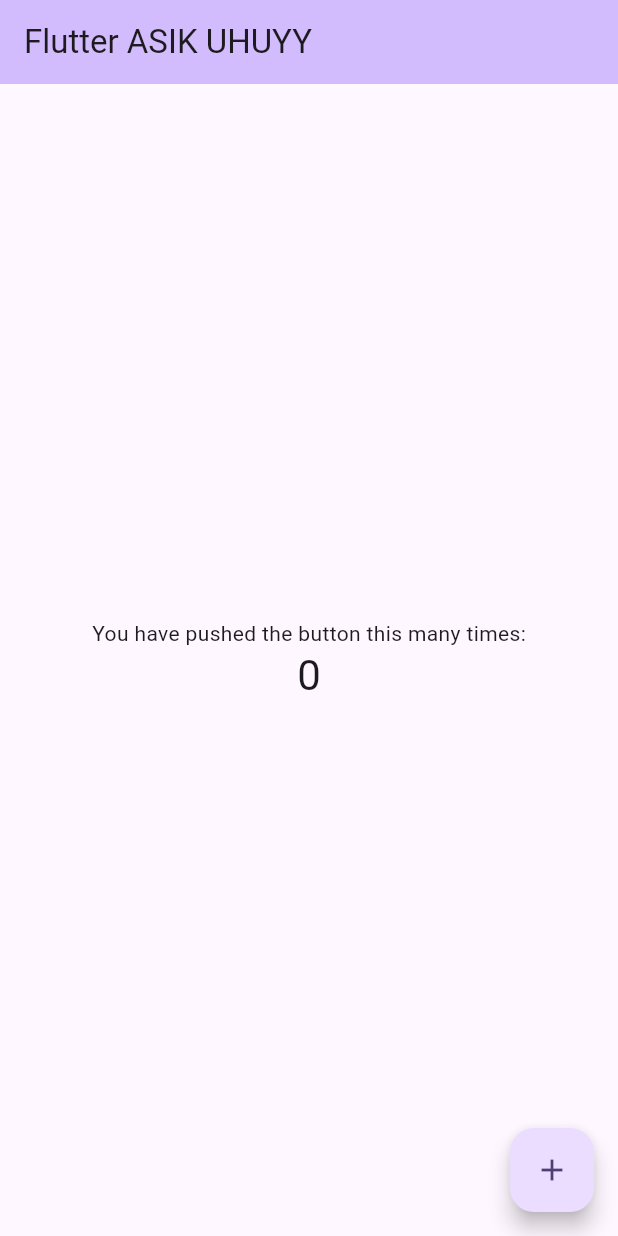
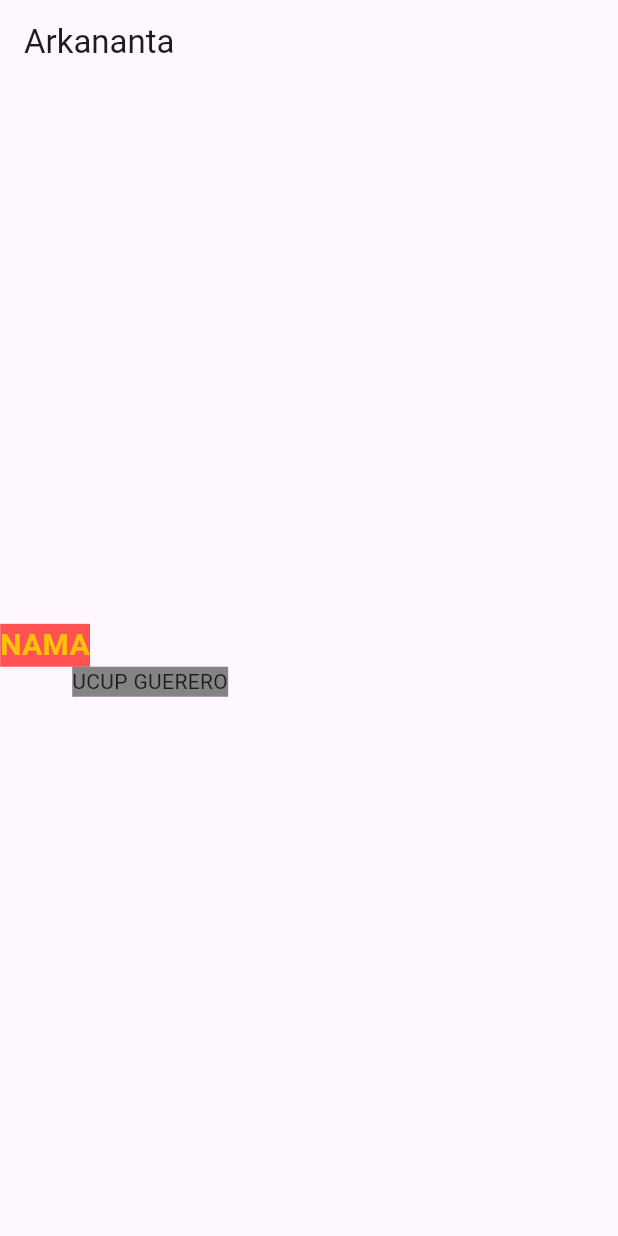
Before and after one commit to arkaa29/flutter_profile_card, a Flutter app: the screen it shows after launch, on a phone screen of 412 x 824 dp. Run offline on Flutter 3.47's test engine with Material 3 defaults, Android fonts, the phone set to English and light mode, and no system bars; Roboto replaces fonts that are missing (Poppins).

Commit message:
belajar widget text

```diff
--- a/lib/main.dart
+++ b/lib/main.dart
@@ -1,123 +1,6 @@
 import 'package:flutter/material.dart';
+import 'package:flutter_application_1/profile.dart';
 
 void main() {
-  runApp(const MyApp());
+  runApp(ProfileCard());
 }
-
-class MyApp extends StatelessWidget {
-  const MyApp({super.key});
-
-  // This widget is the root of your application.
-  @override
-  Widget build(BuildContext context) {
-    return MaterialApp(
-      title: 'Flutter Demo',
-      theme: ThemeData(
-        // This is the theme of your application.
-        //
-        // TRY THIS: Try running your application with "flutter run". You'll see
-        // the application has a purple toolbar. Then, without quitting the app,
-        // try changing the seedColor in the colorScheme below to Colors.green
-        // and then invoke "hot reload" (save your changes or press the "hot
-        // reload" button in a Flutter-supported IDE, or press "r" if you used
-        // the command line to start the app).
-        //
-        // Notice that the counter didn't reset back to zero; the application
-        // state is not lost during the reload. To reset the state, use hot
-        // restart instead.
-        //
-        // This works for code too, not just values: Most code changes can be
-        // tested with just a hot reload.
-        colorScheme: ColorScheme.fromSeed(seedColor: Colors.deepPurple),
-      ),
-      home: const MyHomePage(title: 'Flutter ASIK UHUYY'),
-      debugShowCheckedModeBanner: false,
-    );
-  }
-}
-
-class MyHomePage extends StatefulWidget {
-  const MyHomePage({super.key, required this.title});
-
-  // This widget is the home page of your application. It is stateful, meaning
-  // that it has a State object (defined below) that contains fields that affect
-  // how it looks.
-
-  // This class is the configuration for the state. It holds the values (in this
-  // case the title) provided by the parent (in this case the App widget) and
-  // used by the build method of the State. Fields in a Widget subclass are
-  // always marked "final".
-
-  final String title;
-
-  @override
-  State<MyHomePage> createState() => _MyHomePageState();
-}
-
-class _MyHomePageState extends State<MyHomePage> {
-  int _counter = 0;
-
-  void _incrementCounter() {
-    setState(() {
-      // This call to setState tells the Flutter framework that something has
-      // changed in this State, which causes it to rerun the build method below
-      // so that the display can reflect the updated values. If we changed
-      // _counter without calling setState(), then the build method would not be
-      // called again, and so nothing would appear to happen.
-      _counter++;
-    });
-  }
-
-  @override
-  Widget build(BuildContext context) {
-    // This method is rerun every time setState is called, for instance as done
-    // by the _incrementCounter method above.
-    //
-    // The Flutter framework has been optimized to make rerunning build methods
-    // fast, so that you can just rebuild anything that needs updating rather
-    // than having to individually change instances of widgets.
-    return Scaffold(
-      appBar: AppBar(
-        // TRY THIS: Try changing the color here to a specific color (to
-        // Colors.amber, perhaps?) and trigger a hot reload to see the AppBar
-        // change color while the other colors stay the same.
-        backgroundColor: Theme.of(context).colorScheme.inversePrimary,
-        // Here we take the value from the MyHomePage object that was created by
-        // the App.build method, and use it to set our appbar title.
-        title: Text(widget.title),
-      ),
-      body: Center(
-        // Center is a layout widget. It takes a single child and positions it
-        // in the middle of the parent.
-        child: Column(
-          // Column is also a layout widget. It takes a list of children and
-          // arranges them vertically. By default, it sizes itself to fit its
-          // children horizontally, and tries to be as tall as its parent.
-          //
-          // Column has various properties to control how it sizes itself and
-          // how it positions its children. Here we use mainAxisAlignment to
-          // center the children vertically; the main axis here is the vertical
-          // axis because Columns are vertical (the cross axis would be
-          // horizontal).
-          //
-          // TRY THIS: Invoke "debug painting" (choose the "Toggle Debug Paint"
-          // action in the IDE, or press "p" in the console), to see the
-          // wireframe for each widget.
-          mainAxisAlignment: MainAxisAlignment.center,
-          children: <Widget>[
-            const Text('You have pushed the button this many times:'),
-            Text(
-              '$_counter',
-              style: Theme.of(context).textTheme.headlineMedium,
-            ),
-          ],
-        ),
-      ),
-      floatingActionButton: FloatingActionButton(
-        onPressed: _incrementCounter,
-        tooltip: 'Increment',
-        child: const Icon(Icons.add),
-      ), // This trailing comma makes auto-formatting nicer for build methods.
-    );
-  }
-}
--- /dev/null
+++ b/lib/profile.dart
@@ -0,0 +1,54 @@
+import 'package:flutter/material.dart';
+
+class ProfileCard extends StatelessWidget {
+  const ProfileCard({super.key});
+
+  @override
+  Widget build(BuildContext context) {
+    return MaterialApp(
+      home: Scaffold(
+        appBar: AppBar(
+          title: Text('Arkananta'),
+        ),
+        /**
+         * ROW dan COLUM BISA MEMILIKI BANYAK WIDGET
+         * ROW ITU KE SAMPING
+         * COLUM ITU KEBAWAH
+         */
+        body: Column(
+          mainAxisAlignment: MainAxisAlignment.center,
+          crossAxisAlignment: CrossAxisAlignment.center,
+          children: <Widget>[
+            SizedBox(
+              width: 200,
+              child: Container(
+                child: Text(
+                  'NAMA',
+                  style: TextStyle(
+                    color: Colors.amber,
+                    fontSize: 20.0,
+                    fontWeight: FontWeight.bold,
+                    backgroundColor: Colors.redAccent,
+                    fontFamily: 'Poppins', // harus ada font nya
+                  ),
+                ),
+              ),
+            ),
+            Text(
+              'UCUP GUERERO',
+              style: TextStyle(
+                backgroundColor: Color.fromARGB(
+                200,
+                100,
+                100,
+                100,
+                )
+              ),
+            ),
+          ],
+        ),
+      ),
+      debugShowCheckedModeBanner: false,
+    );
+  }
+}
```
